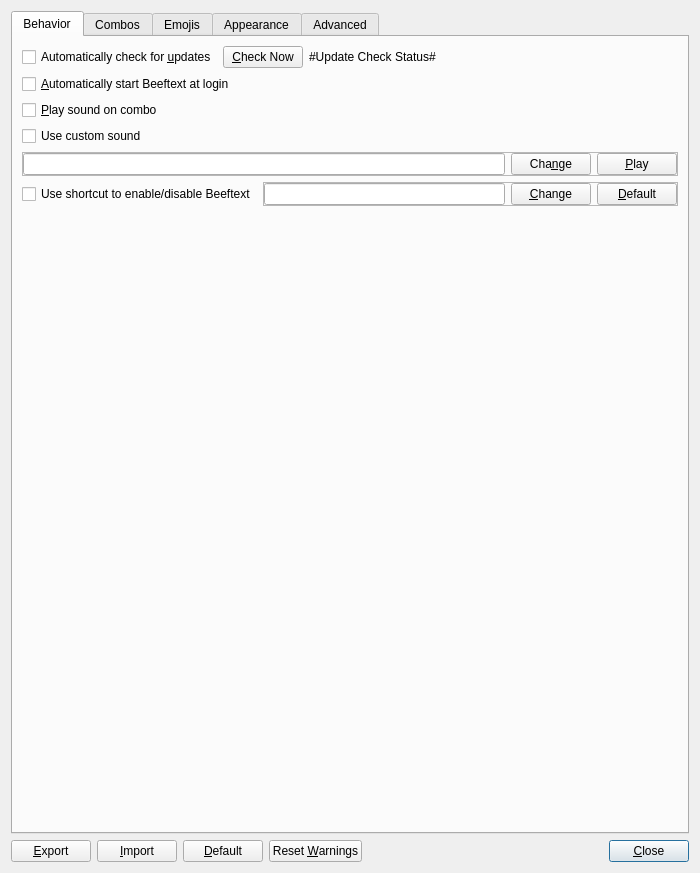
Above: Beeftext/Preferences/PreferencesDialog.ui from xmichelo/Beeftext before the change. Below: the same form after it.
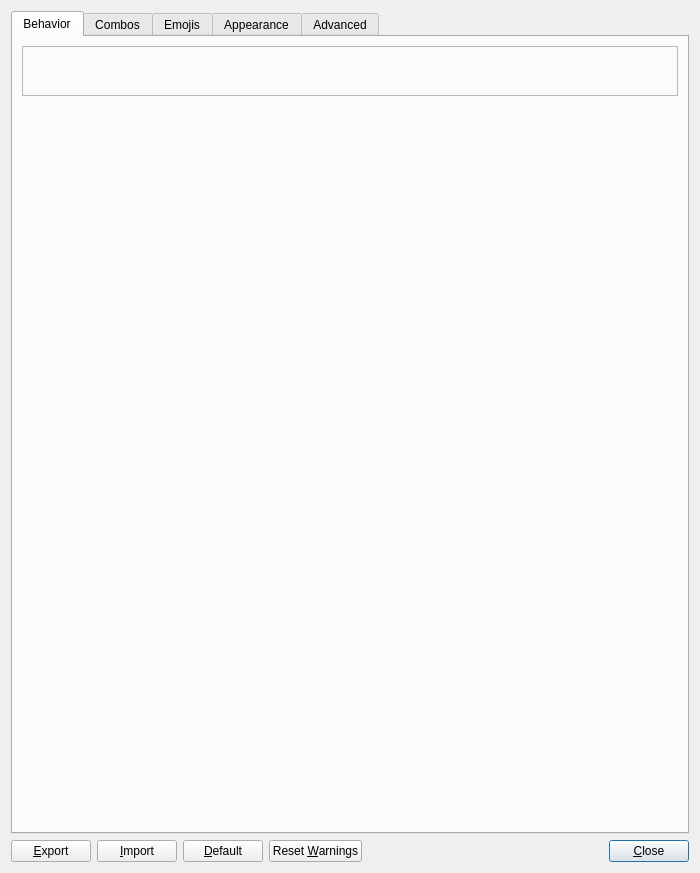
That is the form after the change. The open tabs and pages were chosen to show the change. Custom widgets are drawn as their Qt base class.

Commit message: Moved behavior preferences interface in separate frame.

```diff
--- a/Beeftext/Preferences/PreferencesDialog.ui
+++ b/Beeftext/Preferences/PreferencesDialog.ui
@@ -37,167 +37,21 @@
       </attribute>
       <layout class="QVBoxLayout" name="verticalLayout_7">
        <item>
-        <layout class="QHBoxLayout" name="horizontalLayout_2" stretch="0,0,1">
-         <item>
-          <widget class="QCheckBox" name="checkAutoCheckForUpdates">
-           <property name="text">
-            <string>Automatically check for &amp;updates</string>
-           </property>
-          </widget>
-         </item>
-         <item>
-          <widget class="QPushButton" name="buttonCheckNow">
-           <property name="text">
-            <string>&amp;Check Now</string>
-           </property>
-          </widget>
-         </item>
-         <item>
-          <widget class="QLabel" name="labelUpdateCheckStatus">
-           <property name="text">
-            <string notr="true">#Update Check Status#</string>
-           </property>
-          </widget>
-         </item>
-        </layout>
-       </item>
-       <item>
-        <widget class="QCheckBox" name="checkAutoStart">
-         <property name="text">
-          <string>&amp;Automatically start Beeftext at login</string>
+        <widget class="PrefsPaneBehavior" name="paneBehavior">
+         <property name="minimumSize">
+          <size>
+           <width>0</width>
+           <height>50</height>
+          </size>
          </property>
-        </widget>
-       </item>
-       <item>
-        <widget class="QCheckBox" name="checkPlaySoundOnCombo">
-         <property name="text">
-          <string>&amp;Play sound on combo</string>
-         </property>
-        </widget>
-       </item>
-       <item>
-        <widget class="QCheckBox" name="checkUseCustomSound">
-         <property name="text">
-          <string>Use custom sound</string>
-         </property>
-        </widget>
-       </item>
-       <item>
-        <widget class="QFrame" name="frameCustomSound">
          <property name="frameShape">
           <enum>QFrame::StyledPanel</enum>
          </property>
          <property name="frameShadow">
           <enum>QFrame::Raised</enum>
          </property>
-         <layout class="QHBoxLayout" name="horizontalLayout_10">
-          <property name="leftMargin">
-           <number>0</number>
-          </property>
-          <property name="topMargin">
-           <number>0</number>
-          </property>
-          <property name="rightMargin">
-           <number>0</number>
-          </property>
-          <property name="bottomMargin">
-           <number>0</number>
-          </property>
-          <item>
-           <widget class="QLineEdit" name="editCustomSound">
-            <property name="readOnly">
-             <bool>true</bool>
-            </property>
-           </widget>
-          </item>
-          <item>
-           <widget class="QPushButton" name="buttonChangeCustomSound">
-            <property name="text">
-             <string>Cha&amp;nge</string>
-            </property>
-           </widget>
-          </item>
-          <item>
-           <widget class="QPushButton" name="buttonPlay">
-            <property name="text">
-             <string>&amp;Play</string>
-            </property>
-           </widget>
-          </item>
-         </layout>
         </widget>
        </item>
-       <item>
-        <layout class="QHBoxLayout" name="horizontalLayout_12" stretch="0,0">
-         <item>
-          <widget class="QCheckBox" name="CheckAppEnableDisable">
-           <property name="text">
-            <string>Use shortcut to enable/disable Beeftext</string>
-           </property>
-          </widget>
-         </item>
-         <item>
-          <widget class="QFrame" name="frameAppEnableDisableShortcut">
-           <property name="minimumSize">
-            <size>
-             <width>100</width>
-             <height>0</height>
-            </size>
-           </property>
-           <property name="frameShape">
-            <enum>QFrame::StyledPanel</enum>
-           </property>
-           <property name="frameShadow">
-            <enum>QFrame::Raised</enum>
-           </property>
-           <layout class="QHBoxLayout" name="horizontalLayout_13">
-            <property name="leftMargin">
-             <number>0</number>
-            </property>
-            <property name="topMargin">
-             <number>0</number>
-            </property>
-            <property name="rightMargin">
-             <number>0</number>
-            </property>
-            <property name="bottomMargin">
-             <number>0</number>
-            </property>
-            <item>
-             <widget class="QLineEdit" name="editAppEnableDisableShortcut">
-              <property name="minimumSize">
-               <size>
-                <width>200</width>
-                <height>0</height>
-               </size>
-              </property>
-              <property name="maxLength">
-               <number>50</number>
-              </property>
-              <property name="readOnly">
-               <bool>true</bool>
-              </property>
-             </widget>
-            </item>
-            <item>
-             <widget class="QPushButton" name="buttonChangeAppEnableDisableShortcut">
-              <property name="text">
-               <string>&amp;Change</string>
-              </property>
-             </widget>
-            </item>
-            <item>
-             <widget class="QPushButton" name="buttonDefaultAppEnableDisableShortcut">
-              <property name="text">
-               <string>&amp;Default</string>
-              </property>
-             </widget>
-            </item>
-           </layout>
-          </widget>
-         </item>
-        </layout>
-       </item>
        <item>
         <spacer name="verticalSpacer">
          <property name="orientation">
@@ -683,6 +537,12 @@
    <header>Preferences/Panes/PrefsPaneCombos.h</header>
    <container>1</container>
   </customwidget>
+  <customwidget>
+   <class>PrefsPaneBehavior</class>
+   <extends>QFrame</extends>
+   <header>Preferences/Panes/PrefsPaneBehavior.h</header>
+   <container>1</container>
+  </customwidget>
  </customwidgets>
  <tabstops>
   <tabstop>checkAutoCheckForUpdates</tabstop>
```
Left out of the diff: 158 changed lines with no effect on the pictures. The commit also changes 8 other files.
